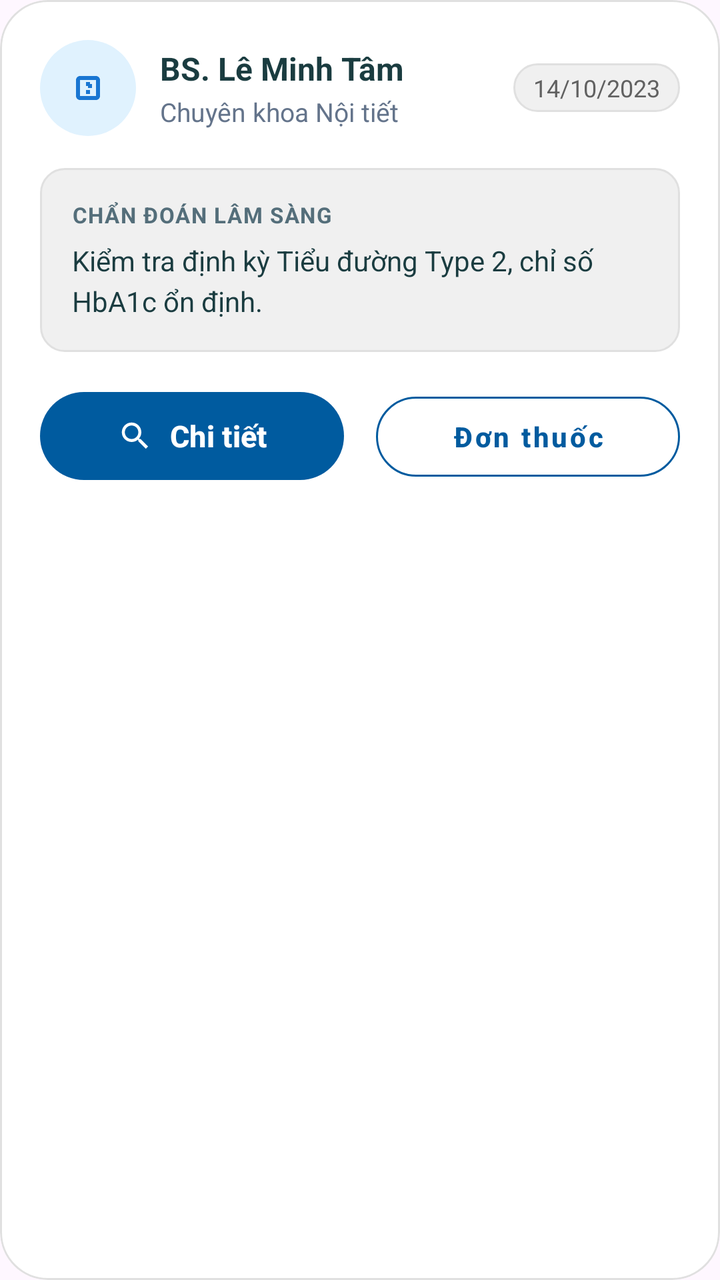
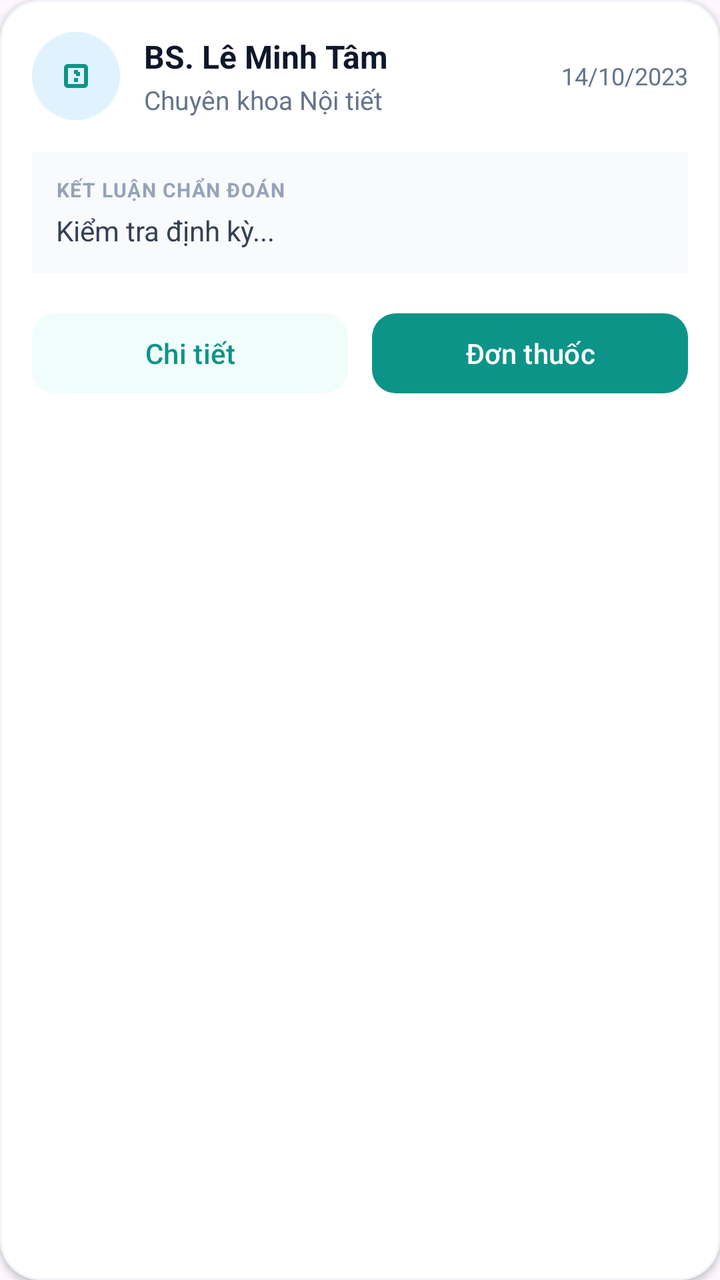

The first picture is an Android layout as it rendered before a commit; the second is the same layout after the commit. The layout source and the unified diff follow.
<!-- AndroidManifest.xml: application theme Theme.Mobile_android -->
<!-- res/layout/item_past_appointment.xml -->
<?xml version="1.0" encoding="utf-8"?>
<com.google.android.material.card.MaterialCardView xmlns:android="http://schemas.android.com/apk/res/android"
    xmlns:app="http://schemas.android.com/apk/res-auto"
    android:layout_width="match_parent"
    android:layout_height="wrap_content"
    android:layout_marginBottom="16dp"
    app:cardCornerRadius="24dp"
    app:cardElevation="0dp"
    app:strokeColor="#E0E0E0"
    app:strokeWidth="1dp"
    app:cardBackgroundColor="@android:color/white">

    <LinearLayout
        android:layout_width="match_parent"
        android:layout_height="wrap_content"
        android:orientation="vertical"
        android:padding="20dp">

        
        <RelativeLayout
            android:layout_width="match_parent"
            android:layout_height="wrap_content">
            
            <ImageView
                android:id="@+id/ivDocIcon"
                android:layout_width="48dp"
                android:layout_height="48dp"
                android:padding="12dp"
                android:src="@drawable/ic_medical_services"
                android:background="@drawable/bg_circle_soft_blue"
                app:tint="#1976D2"
                android:layout_centerVertical="true"/>

            <LinearLayout
                android:layout_width="wrap_content"
                android:layout_height="wrap_content"
                android:layout_toEndOf="@id/ivDocIcon"
                android:layout_toStartOf="@id/tvDate"
                android:layout_centerVertical="true"
                android:layout_marginStart="12dp"
                android:orientation="vertical">

                <TextView
                    android:id="@+id/tvDocName"
                    android:layout_width="wrap_content"
                    android:layout_height="wrap_content"
                    android:text="BS. Lê Minh Tâm"
                    android:textColor="@color/text_primary"
                    android:textSize="16sp"
                    android:textStyle="bold" />

                <TextView
                    android:id="@+id/tvDocSpec"
                    android:layout_width="wrap_content"
                    android:layout_height="wrap_content"
                    android:layout_marginTop="2dp"
                    android:text="Chuyên khoa Nội tiết"
                    android:textColor="@color/text_secondary"
                    android:textSize="13sp" />
            </LinearLayout>

            <TextView
                android:id="@+id/tvDate"
                android:layout_width="wrap_content"
                android:layout_height="wrap_content"
                android:text="14/10/2023"
                android:textColor="#616161"
                android:textSize="12sp"
                android:background="@drawable/bg_pill_gray_premium"
                android:paddingHorizontal="10dp"
                android:paddingVertical="4dp"
                android:layout_alignParentEnd="true"
                android:layout_centerVertical="true"/>
        </RelativeLayout>

        
        <LinearLayout
            android:layout_width="match_parent"
            android:layout_height="wrap_content"
            android:layout_marginTop="16dp"
            android:background="@drawable/bg_pill_gray_premium"
            android:orientation="vertical"
            android:padding="16dp">

            <TextView
                android:layout_width="wrap_content"
                android:layout_height="wrap_content"
                android:text="CHẨN ĐOÁN LÂM SÀNG"
                android:textColor="#546E7A"
                android:textSize="11sp"
                android:textStyle="bold"
                android:letterSpacing="0.05" />

            <TextView
                android:id="@+id/tvDiagnosis"
                android:layout_width="match_parent"
                android:layout_height="wrap_content"
                android:layout_marginTop="6dp"
                android:text="Kiểm tra định kỳ Tiểu đường Type 2, chỉ số HbA1c ổn định."
                android:textColor="@color/text_primary"
                android:textSize="14sp"
                android:lineSpacingExtra="4dp"/>
        </LinearLayout>

        
        <LinearLayout
            android:layout_width="match_parent"
            android:layout_height="wrap_content"
            android:layout_marginTop="16dp"
            android:orientation="horizontal">

            <com.google.android.material.button.MaterialButton
                android:id="@+id/btnDetails"
                android:layout_width="0dp"
                android:layout_height="52dp"
                android:layout_weight="1"
                android:text="Chi tiết"
                android:textAllCaps="false"
                android:textSize="15sp"
                android:textStyle="bold"
                app:cornerRadius="26dp"
                app:icon="@drawable/ic_search"
                app:iconGravity="textStart"
                app:backgroundTint="#005B9F"
                android:layout_marginEnd="8dp"/>

            <com.google.android.material.button.MaterialButton
                android:id="@+id/btnPrescription"
                android:layout_width="0dp"
                android:layout_height="52dp"
                android:layout_weight="1"
                android:text="Đơn thuốc"
                android:textColor="#005B9F"
                android:textAllCaps="false"
                android:textSize="14sp"
                android:textStyle="bold"
                app:cornerRadius="26dp"
                app:strokeColor="#005B9F"
                app:strokeWidth="1dp"
                style="@style/Widget.MaterialComponents.Button.OutlinedButton"
                android:layout_marginStart="8dp"/>
        </LinearLayout>

    </LinearLayout>
</com.google.android.material.card.MaterialCardView>
<!-- resources referenced by this layout -->
<resources>
  <color name="text_primary">#1A3C40</color>
  <color name="text_secondary">#64748B</color>
  <!-- drawable bg_circle_soft_blue (drawable) -->
  <?xml version="1.0" encoding="utf-8"?>
  <shape xmlns:android="http://schemas.android.com/apk/res/android"
      android:shape="oval">
      <solid android:color="#E0F2FE" />
  </shape>
  <!-- drawable bg_pill_gray_premium (drawable) -->
  <?xml version="1.0" encoding="utf-8"?>
  <shape xmlns:android="http://schemas.android.com/apk/res/android"
      android:shape="rectangle">
      <solid android:color="#F0F0F0" />
      <corners android:radius="12dp" />
      <stroke android:width="1dp" android:color="#E0E0E0" />
  </shape>
  <!-- drawable ic_medical_services (drawable) -->
  <vector xmlns:android="http://schemas.android.com/apk/res/android"
      android:width="24dp"
      android:height="24dp"
      android:viewportWidth="24"
      android:viewportHeight="24"
      android:tint="?attr/colorOnSurface">
    <path
        android:fillColor="@android:color/white"
        android:pathData="M14,12h-2v-2h2V12zM16,6H8c-1.1,0 -2,0.9 -2,2v8c0,1.1 0.9,2 2,2h8c1.1,0 2,-0.9 2,-2V8C18,6.9 17.1,6 16,6zM16,16H8V8h8V16z"/>
    <path
        android:fillColor="@android:color/white"
        android:pathData="M11,15h2v-2h-2V15zM13,9h-2v2h2V9z"/>
  </vector>
  <!-- drawable ic_search (drawable) -->
  <vector xmlns:android="http://schemas.android.com/apk/res/android"
      android:width="24dp"
      android:height="24dp"
      android:viewportWidth="24"
      android:viewportHeight="24"
      android:tint="?attr/colorOnSurface">
    <path
        android:fillColor="@android:color/white"
        android:pathData="M15.5,14h-0.79l-0.28,-0.27C15.41,12.59 16,11.11 16,9.5 16,5.91 13.09,3 9.5,3S3,5.91 3,9.5 5.91,16 9.5,16c1.61,0 3.09,-0.59 4.23,-1.57l0.27,0.28v0.79l5,4.99L20.49,19l-4.99,-5zM9.5,14C7.01,14 5,11.99 5,9.5S7.01,5 9.5,5 14,7.01 14,9.5 11.99,14 9.5,14z"/>
  </vector>
  <style name="Theme.Mobile_android" parent="Base.Theme.Toothly" />
  <style name="Base.Theme.Toothly" parent="Theme.Material3.Light.NoActionBar">
          <item name="android:statusBarColor">@color/toothly_pearl</item>
          <item name="android:navigationBarColor">@color/toothly_pearl</item>
          <item name="android:windowLightStatusBar">true</item>
          <item name="colorPrimary">@color/toothly_teal</item>
          <item name="colorSurface">@color/toothly_pearl</item>
      </style>
  <color name="toothly_pearl">#f8fafc</color>
  <color name="toothly_teal">#0d9488</color>
</resources>

<!-- the commit's change to res/layout/item_past_appointment.xml (unified diff, before → after) -->
@@ -4,9 +4,9 @@
     android:layout_width="match_parent"
     android:layout_height="wrap_content"
     android:layout_marginBottom="16dp"
-    app:cardCornerRadius="24dp"
-    app:cardElevation="0dp"
-    app:strokeColor="#E0E0E0"
+    app:cardCornerRadius="20dp"
+    app:cardElevation="2dp"
+    app:strokeColor="#F1F5F9"
     app:strokeWidth="1dp"
     app:cardBackgroundColor="@android:color/white">
 
@@ -14,25 +14,25 @@
         android:layout_width="match_parent"
         android:layout_height="wrap_content"
         android:orientation="vertical"
-        android:padding="20dp">
+        android:padding="16dp">
 
         
         <RelativeLayout
             android:layout_width="match_parent"
             android:layout_height="wrap_content">
-            
+
             <ImageView
                 android:id="@+id/ivDocIcon"
-                android:layout_width="48dp"
-                android:layout_height="48dp"
-                android:padding="12dp"
+                android:layout_width="44dp"
+                android:layout_height="44dp"
+                android:padding="10dp"
                 android:src="@drawable/ic_medical_services"
                 android:background="@drawable/bg_circle_soft_blue"
-                app:tint="#1976D2"
+                app:tint="#0D9488"
                 android:layout_centerVertical="true"/>
 
             <LinearLayout
-                android:layout_width="wrap_content"
+                android:layout_width="match_parent"
                 android:layout_height="wrap_content"
                 android:layout_toEndOf="@id/ivDocIcon"
                 android:layout_toStartOf="@id/tvDate"
@@ -45,7 +45,7 @@
                     android:layout_width="wrap_content"
                     android:layout_height="wrap_content"
                     android:text="BS. Lê Minh Tâm"
-                    android:textColor="@color/text_primary"
+                    android:textColor="#0F172A"
                     android:textSize="16sp"
                     android:textStyle="bold" />
 
@@ -55,7 +55,7 @@
                     android:layout_height="wrap_content"
                     android:layout_marginTop="2dp"
                     android:text="Chuyên khoa Nội tiết"
-                    android:textColor="@color/text_secondary"
+                    android:textColor="#64748B"
                     android:textSize="13sp" />
             </LinearLayout>
 
@@ -64,11 +64,8 @@
                 android:layout_width="wrap_content"
                 android:layout_height="wrap_content"
                 android:text="14/10/2023"
-                android:textColor="#616161"
+                android:textColor="#64748B"
                 android:textSize="12sp"
-                android:background="@drawable/bg_pill_gray_premium"
-                android:paddingHorizontal="10dp"
-                android:paddingVertical="4dp"
                 android:layout_alignParentEnd="true"
                 android:layout_centerVertical="true"/>
         </RelativeLayout>
@@ -78,16 +75,16 @@
             android:layout_width="match_parent"
             android:layout_height="wrap_content"
             android:layout_marginTop="16dp"
-            android:background="@drawable/bg_pill_gray_premium"
+            android:background="#F8FAFC"
             android:orientation="vertical"
-            android:padding="16dp">
+            android:padding="12dp">
 
             <TextView
                 android:layout_width="wrap_content"
                 android:layout_height="wrap_content"
-                android:text="CHẨN ĐOÁN LÂM SÀNG"
-                android:textColor="#546E7A"
-                android:textSize="11sp"
+                android:text="KẾT LUẬN CHẨN ĐOÁN"
+                android:textColor="#94A3B8"
+                android:textSize="10sp"
                 android:textStyle="bold"
                 android:letterSpacing="0.05" />
 
@@ -95,11 +92,11 @@
                 android:id="@+id/tvDiagnosis"
                 android:layout_width="match_parent"
                 android:layout_height="wrap_content"
-                android:layout_marginTop="6dp"
-                android:text="Kiểm tra định kỳ Tiểu đường Type 2, chỉ số HbA1c ổn định."
-                android:textColor="@color/text_primary"
+                android:layout_marginTop="4dp"
+                android:text="Kiểm tra định kỳ..."
+                android:textColor="#334155"
                 android:textSize="14sp"
-                android:lineSpacingExtra="4dp"/>
+                android:lineSpacingExtra="2dp"/>
         </LinearLayout>
 
         
@@ -111,35 +108,28 @@
 
             <com.google.android.material.button.MaterialButton
                 android:id="@+id/btnDetails"
+                style="@style/Widget.Material3.Button.TonalButton"
                 android:layout_width="0dp"
-                android:layout_height="52dp"
+                android:layout_height="48dp"
                 android:layout_weight="1"
                 android:text="Chi tiết"
-                android:textAllCaps="false"
-                android:textSize="15sp"
-                android:textStyle="bold"
-                app:cornerRadius="26dp"
-                app:icon="@drawable/ic_search"
-                app:iconGravity="textStart"
-                app:backgroundTint="#005B9F"
-                android:layout_marginEnd="8dp"/>
+                android:textColor="#0D9488"
+                app:backgroundTint="#F0FDFA"
+                app:cornerRadius="12dp"
+                android:layout_marginEnd="6dp"
+                android:padding="0dp"/>
 
             <com.google.android.material.button.MaterialButton
                 android:id="@+id/btnPrescription"
                 android:layout_width="0dp"
-                android:layout_height="52dp"
+                android:layout_height="48dp"
                 android:layout_weight="1"
                 android:text="Đơn thuốc"
-                android:textColor="#005B9F"
-                android:textAllCaps="false"
-                android:textSize="14sp"
-                android:textStyle="bold"
-                app:cornerRadius="26dp"
-                app:strokeColor="#005B9F"
-                app:strokeWidth="1dp"
-                style="@style/Widget.MaterialComponents.Button.OutlinedButton"
-                android:layout_marginStart="8dp"/>
+                android:textColor="@android:color/white"
+                app:backgroundTint="#0D9488"
+                app:cornerRadius="12dp"
+                android:layout_marginStart="6dp"
+                android:padding="0dp"/>
         </LinearLayout>
-
     </LinearLayout>
 </com.google.android.material.card.MaterialCardView>
<!-- resource entries referenced after the edit -->
@@ -1,20 +1,10 @@
 <!-- resources referenced by this layout -->
 <resources>
-  <color name="text_primary">#1A3C40</color>
-  <color name="text_secondary">#64748B</color>
   <!-- drawable bg_circle_soft_blue (drawable) -->
   <?xml version="1.0" encoding="utf-8"?>
   <shape xmlns:android="http://schemas.android.com/apk/res/android"
       android:shape="oval">
       <solid android:color="#E0F2FE" />
-  </shape>
-  <!-- drawable bg_pill_gray_premium (drawable) -->
-  <?xml version="1.0" encoding="utf-8"?>
-  <shape xmlns:android="http://schemas.android.com/apk/res/android"
-      android:shape="rectangle">
-      <solid android:color="#F0F0F0" />
-      <corners android:radius="12dp" />
-      <stroke android:width="1dp" android:color="#E0E0E0" />
   </shape>
   <!-- drawable ic_medical_services (drawable) -->
   <vector xmlns:android="http://schemas.android.com/apk/res/android"
@@ -30,17 +20,6 @@
         android:fillColor="@android:color/white"
         android:pathData="M11,15h2v-2h-2V15zM13,9h-2v2h2V9z"/>
   </vector>
-  <!-- drawable ic_search (drawable) -->
-  <vector xmlns:android="http://schemas.android.com/apk/res/android"
-      android:width="24dp"
-      android:height="24dp"
-      android:viewportWidth="24"
-      android:viewportHeight="24"
-      android:tint="?attr/colorOnSurface">
-    <path
-        android:fillColor="@android:color/white"
-        android:pathData="M15.5,14h-0.79l-0.28,-0.27C15.41,12.59 16,11.11 16,9.5 16,5.91 13.09,3 9.5,3S3,5.91 3,9.5 5.91,16 9.5,16c1.61,0 3.09,-0.59 4.23,-1.57l0.27,0.28v0.79l5,4.99L20.49,19l-4.99,-5zM9.5,14C7.01,14 5,11.99 5,9.5S7.01,5 9.5,5 14,7.01 14,9.5 11.99,14 9.5,14z"/>
-  </vector>
   <style name="Theme.Mobile_android" parent="Base.Theme.Toothly" />
   <style name="Base.Theme.Toothly" parent="Theme.Material3.Light.NoActionBar">
           <item name="android:statusBarColor">@color/toothly_pearl</item>
